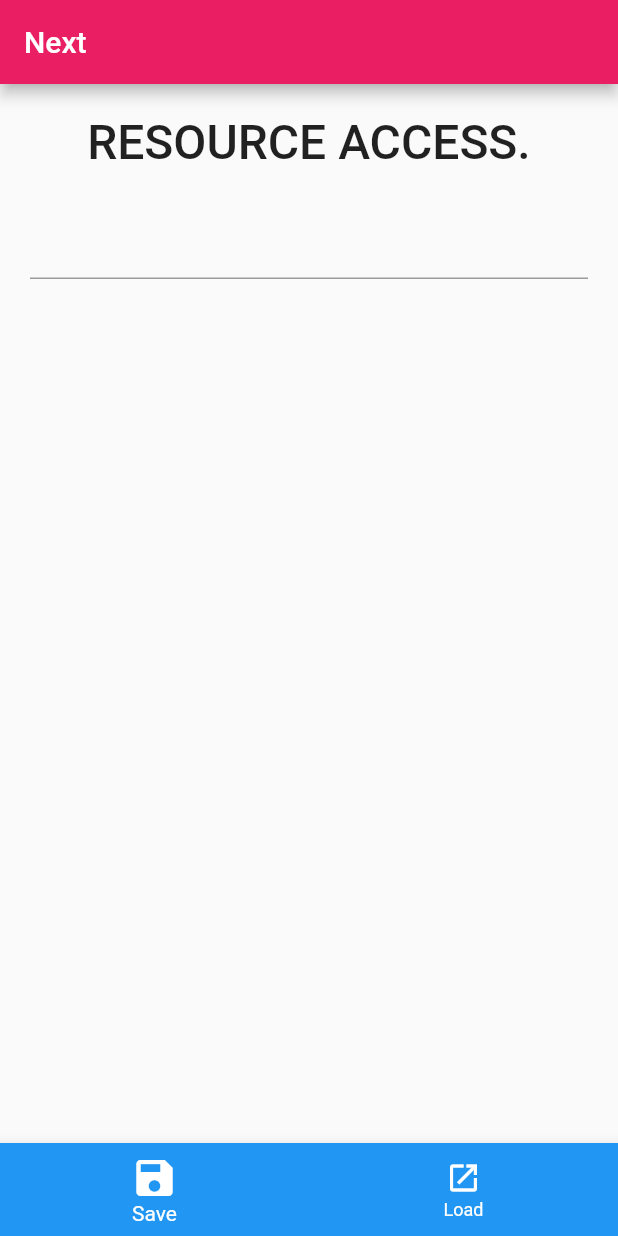
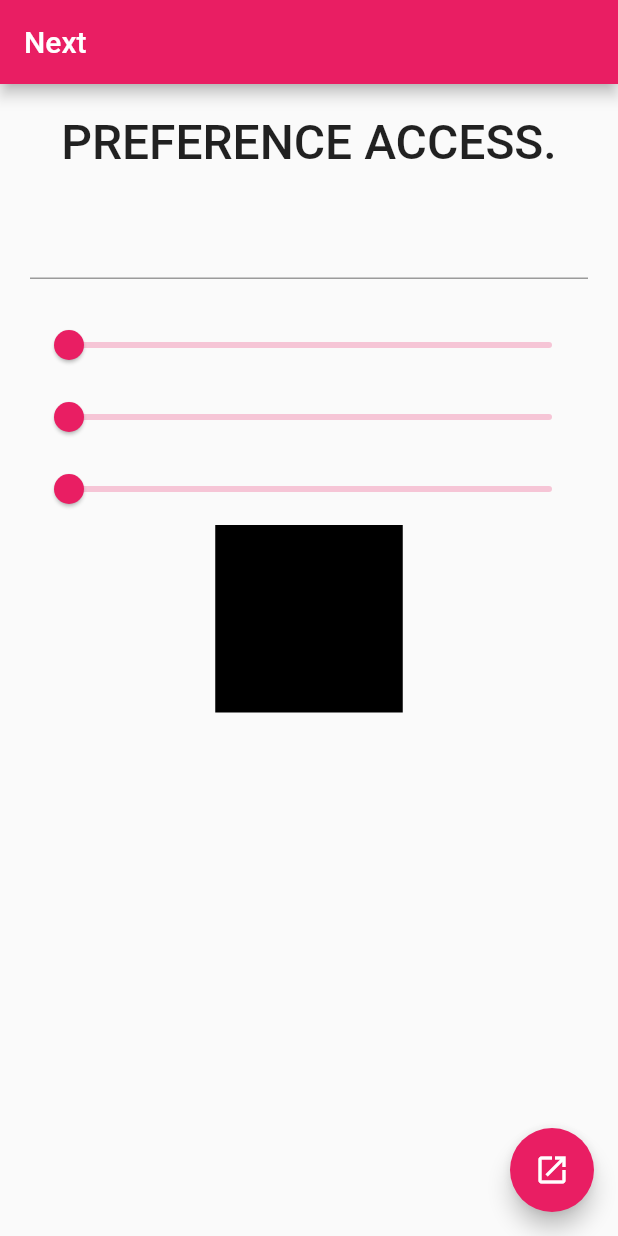
Before and after one commit to sin0713/FlutterSample, a Flutter app: the screen it shows after launch, on a phone screen of 412 x 824 dp. Run offline on Flutter 3.47's test engine with Material 2 defaults, Android fonts, the phone set to English and light mode, and no system bars; our stand-ins replace shared_preferences.

Commit message:
[Add]sharedPreference

```diff
--- a/flutter_app/lib/main.dart
+++ b/flutter_app/lib/main.dart
@@ -1,6 +1,7 @@
 import 'package:flutter/material.dart';
 import 'package:flutter/services.dart';
 import 'dart:ui' as ui;
+import 'package:shared_preferences/shared_preferences.dart';
 import 'package:path_provider/path_provider.dart';
 import 'dart:io';
 
@@ -36,11 +37,14 @@ class FirstScreen extends StatefulWidget {
 
 class _FirstScreenState extends State<FirstScreen> with SingleTickerProviderStateMixin{
   final _controller = TextEditingController();
-  final _fName = 'assets/documents/data.txt';
+  double _r = 0.0;
+  double _g = 0.0;
+  double _b = 0.0;
 
   @override
   void initState() {
     super.initState();
+    loadPref();
   }
 
   @override
@@ -53,7 +57,7 @@ class _FirstScreenState extends State<FirstScreen> with SingleTickerProviderStat
           padding: EdgeInsets.all(20.0),
           child: Column(
           children:  [
-            const Text('RESOURCE ACCESS.',
+            const Text('PREFERENCE ACCESS.',
               style: TextStyle(
                 fontSize: 32,
                 fontWeight: ui.FontWeight.w500),),
@@ -63,55 +67,83 @@ class _FirstScreenState extends State<FirstScreen> with SingleTickerProviderStat
               style: const TextStyle(fontSize: 24),
               minLines: 1,
               maxLines: 5,
+            ),
+            Padding(padding: EdgeInsets.all(10.0)),
+            Slider(
+              min: 0.0,
+              max: 255.0,
+              value: _r,
+              divisions: 255,
+              onChanged: (double value) {
+                setState(() {
+                  _r = value;
+                });
+              },
+            ),
+            Slider(
+              min: 0.0,
+              max: 255.0,
+              value: _g,
+              divisions: 255,
+              onChanged: (double value) {
+                setState(() {
+                  _g = value;
+                });
+              },
+            ),
+            Slider(
+              min: 0.0,
+              max: 255.0,
+              value: _b,
+              divisions: 255,
+              onChanged: (double value) {
+                setState(() {
+                  _b = value;
+                });
+              },
+            ),
+            Container(
+              padding: EdgeInsets.all(20),
+              width: 125,
+              height: 125,
+              color: Color.fromARGB(255, _r.toInt(), _g.toInt(), _b.toInt()),
             )
           ],
         ),
       ),
-      bottomNavigationBar: BottomNavigationBar(
-        backgroundColor: Colors.blue,
-        selectedItemColor: Colors.white,
-        unselectedItemColor: Colors.white,
-        currentIndex: 0,
-        items: const <BottomNavigationBarItem>[
-          BottomNavigationBarItem( label: 'Save', icon: Icon(Icons.save, color: Colors.white, size: 32, ) ),
-          BottomNavigationBarItem(label: 'Load', icon: Icon(Icons.open_in_new, color: Colors.white))
-        ],
-        onTap: (int value) async {
-          switch(value) {
-            case 0:
-              final value = await loadIt();
-              setState(() {
-                _controller.text = value;
-              });
-              showDialog(
-                  context: context,
-                  builder: (BuildContext context) => const AlertDialog(
-                    title: Text('loaded!'),
-                    content: Text('load message from Asset.'),
-                  ));
-              break;
-            case 1:
-
-              break;
-            default:
-              print('no data');
-          }
+      floatingActionButton: FloatingActionButton(
+        child: Icon(Icons.open_in_new),
+        onPressed: () {
+          savePref();
+          showDialog(context: context, builder: (BuildContext context ) => const AlertDialog(
+            title: Text("saved!"),
+            content: Text("save preference."),
+          ));
         },
       ),
     );
   }
 
-
-  Future<String> getDataAsset(String path) async {
-    return await rootBundle.loadString(path);
+  void savePref() async {
+    final prefs = await SharedPreferences.getInstance();
+    prefs.setDouble('r', _r);
+    prefs.setDouble('g', _g);
+    prefs.setDouble('b', _b);
+    prefs.setString('input', _controller.text);
   }
 
-  Future<String> loadIt() async {
-    try {
-      final res = await getDataAsset(_fName);
-      return res;
-    } catch(e) {
-      return '*** no data ***';
-    }
+  void loadPref() async {
+    final prefs = await SharedPreferences.getInstance();
+    setState(() {
+      _r = (prefs.getDouble('r') ?? 0.0);
+      _g = (prefs.getDouble('g') ?? 0.0);
+      _b = (prefs.getDouble('b') ?? 0.0);
+      _controller.text = (prefs.getString('input') ?? '');
+    });
   }
+
+
+
+
+
 }
--- a/flutter_app/pubspec.yaml
+++ b/flutter_app/pubspec.yaml
@@ -32,6 +32,7 @@ dependencies:
   flutter:
     sdk: flutter
   path_provider: any
+  shared_preferences: any
 
 
   # The following adds the Cupertino Icons font to your application.
```
Also changed, not shown: flutter_app/pubspec.lock, 1 other file.
